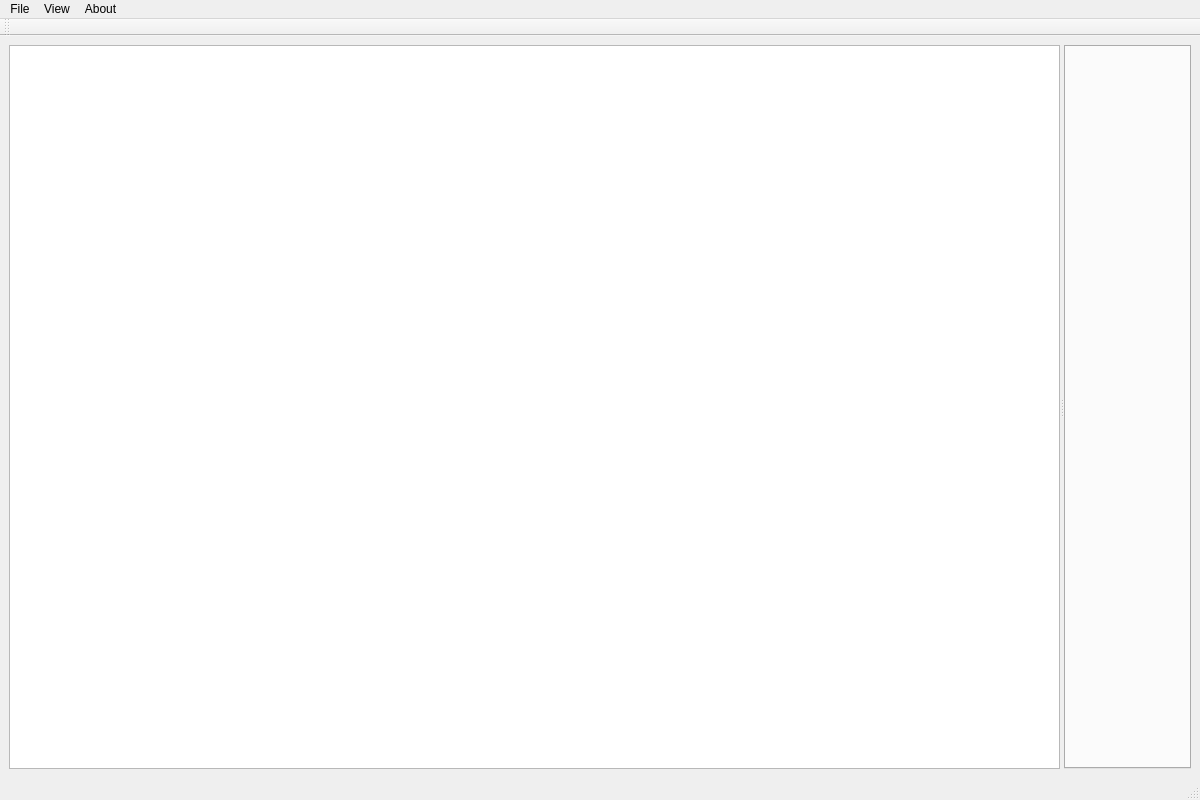
This is pcspdfviewer/src/mainwindow.ui in N1vn0vem8er/pineconesnake as Qt 5 draws it before an edit. The edited form follows.
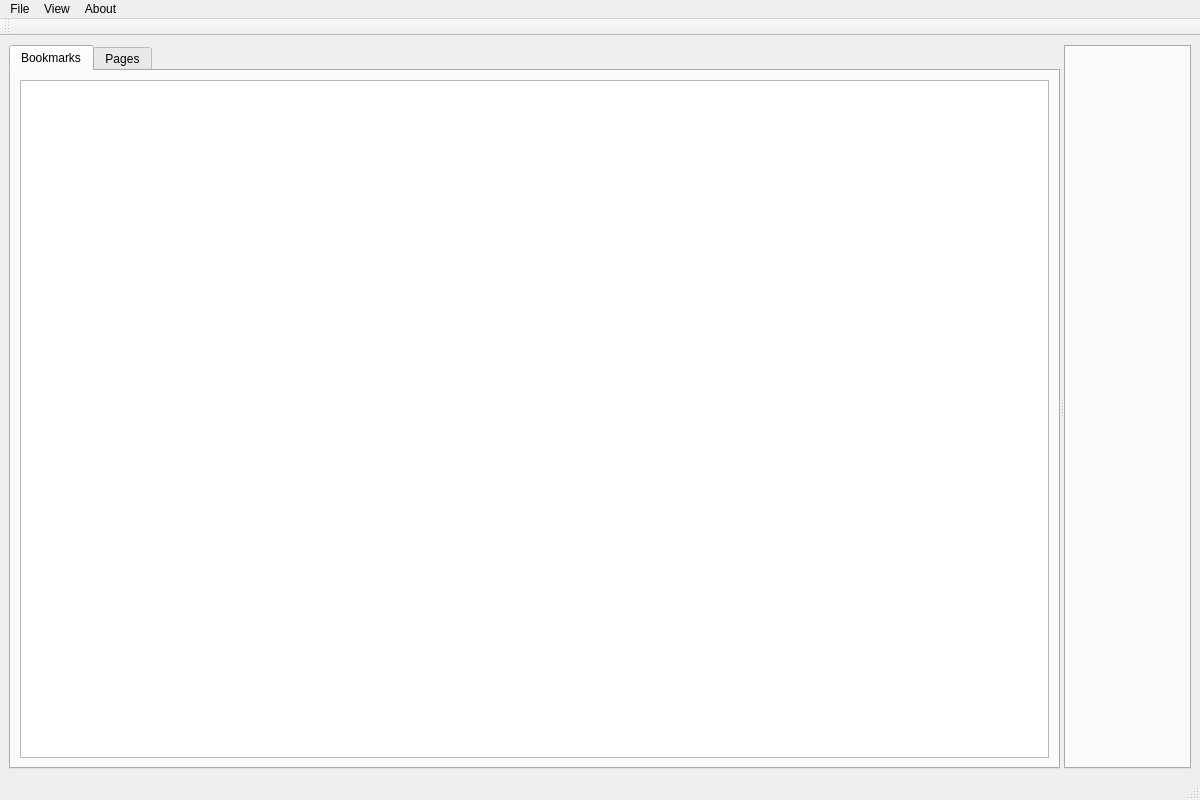
This is the edited form. Icons and pictures are not drawn.

Commit message: Moved bookmarks to tab widget

```diff
--- a/pcspdfviewer/src/mainwindow.ui
+++ b/pcspdfviewer/src/mainwindow.ui
@@ -23,7 +23,26 @@
       <property name="orientation">
        <enum>Qt::Orientation::Horizontal</enum>
       </property>
-      <widget class="QTreeView" name="treeView"/>
+      <widget class="QTabWidget" name="sideTabWidget">
+       <property name="currentIndex">
+        <number>0</number>
+       </property>
+       <widget class="QWidget" name="tab1">
+        <attribute name="title">
+         <string>Bookmarks</string>
+        </attribute>
+        <layout class="QVBoxLayout" name="verticalLayout_2">
+         <item>
+          <widget class="QTreeView" name="navigationTreeView"/>
+         </item>
+        </layout>
+       </widget>
+       <widget class="QWidget" name="tab2">
+        <attribute name="title">
+         <string>Pages</string>
+        </attribute>
+       </widget>
+      </widget>
       <widget class="QTabWidget" name="tabWidget">
        <property name="currentIndex">
         <number>-1</number>
```
Left out of the diff: 6 changed lines with no effect on the pictures. The commit also changes 2 other files.
